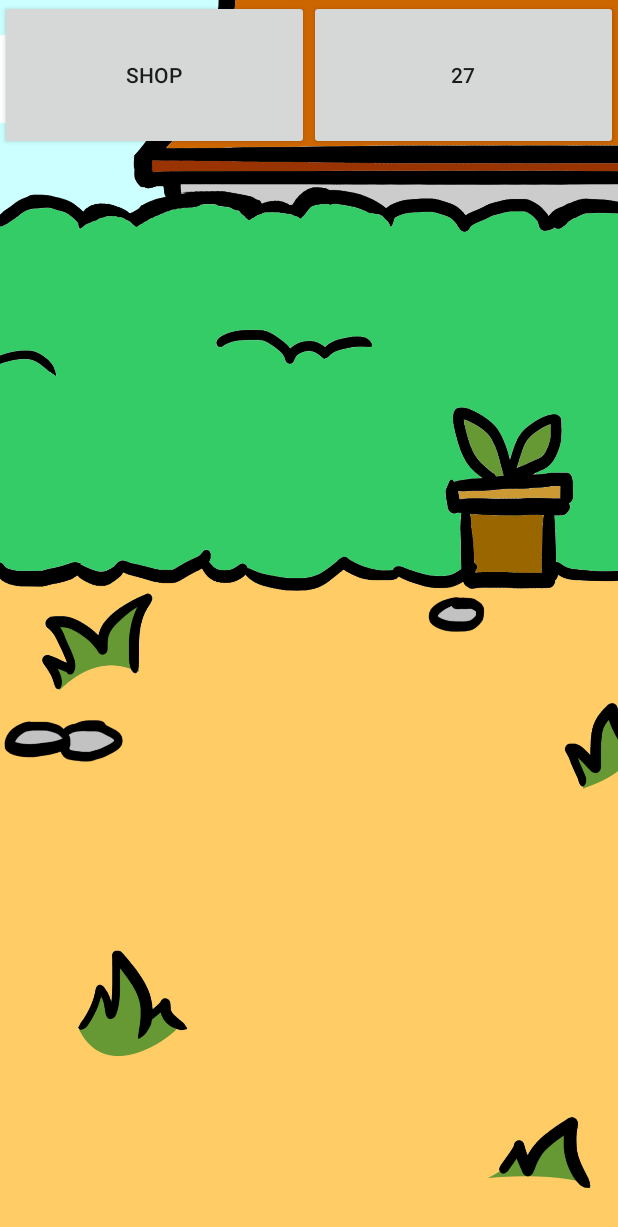
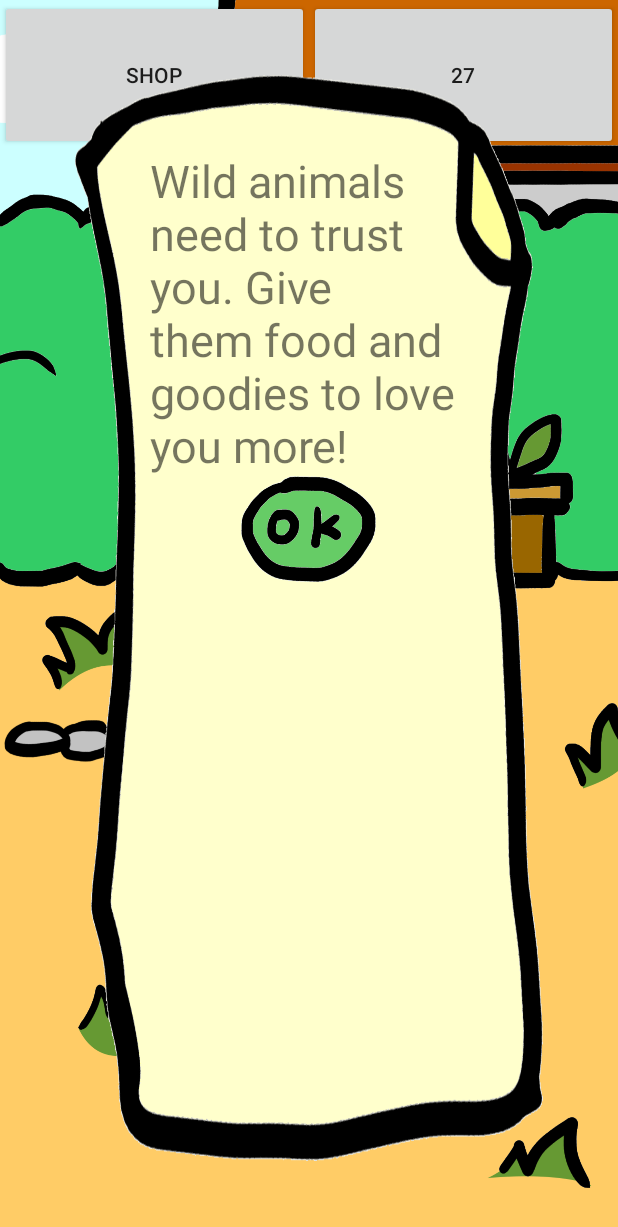
Before and after one commit to cassiewang/MySabertooth, an Android app: the layout content_main.xml on its own in the app's theme, with its tools: preview values and no code run, on a phone screen of 412 x 824 dp. Shown: the top 1227 px of the screen. Run offline under Robolectric (Android 15) with nearby library versions, the phone set to English and light mode, and no system bars.

Commit message:
Added help dialog

```diff
--- a/app/src/main/java/com/mysabertooth/mysabertooth/MainActivity.java
+++ b/app/src/main/java/com/mysabertooth/mysabertooth/MainActivity.java
@@ -9,6 +9,8 @@ import android.support.v7.widget.Toolbar;
 import android.view.View;
 import android.view.Menu;
 import android.view.MenuItem;
+import android.widget.Button;
+import android.widget.LinearLayout;
 
 import com.oralb.sdk.OBTBrush;
 import com.oralb.sdk.OBTSDK;
@@ -16,6 +18,10 @@ import com.oralb.sdk.OBTSDK;
 import java.util.List;
 
 public class MainActivity extends AppCompatActivity {
+
+    public Button fishButton;
+    public Button mainHelpDialogOk;
+    public LinearLayout mainHelpDialog;
 
     @Override
     protected void onCreate(Bundle savedInstanceState) {
@@ -39,6 +45,25 @@ public class MainActivity extends AppCompatActivity {
         } catch (PackageManager.NameNotFoundException e) {
             e.printStackTrace();
         }
+
+        mainHelpDialog = (LinearLayout) findViewById(R.id.help_dialog);
+        mainHelpDialogOk = (Button) findViewById(R.id.btn_fish_dialog_ok);
+        fishButton = (Button) findViewById(R.id.btn_fish);
+
+        mainHelpDialog.setVisibility(View.GONE);
+        fishButton.setOnClickListener(new View.OnClickListener() {
+            @Override
+            public void onClick(View v) {
+                mainHelpDialog.setVisibility(View.VISIBLE);
+            }
+        });
+
+        mainHelpDialogOk.setOnClickListener(new View.OnClickListener() {
+            @Override
+            public void onClick(View v) {
+                mainHelpDialog.setVisibility(View.GONE);
+            }
+        });
     }
 
     @Override
--- a/app/src/main/res/layout/content_main.xml
+++ b/app/src/main/res/layout/content_main.xml
@@ -1,14 +1,16 @@
 <?xml version="1.0" encoding="utf-8"?>
-<LinearLayout xmlns:android="http://schemas.android.com/apk/res/android"
+<FrameLayout
+    xmlns:android="http://schemas.android.com/apk/res/android"
     xmlns:app="http://schemas.android.com/apk/res-auto"
     xmlns:tools="http://schemas.android.com/tools"
     android:layout_width="match_parent"
     android:layout_height="match_parent"
     app:layout_behavior="@string/appbar_scrolling_view_behavior"
     tools:context="com.mysabertooth.mysabertooth.MainActivity"
-    tools:showIn="@layout/activity_main"
+    tools:showIn="@layout/activity_main">
+    <LinearLayout android:layout_width="match_parent"
+        android:layout_height="match_parent"
         android:background="@drawable/background">
-
 
         <LinearLayout
             android:orientation="horizontal"
@@ -22,6 +24,8 @@
                 android:layout_weight="1"
                 android:text="Shop" />
 
+
+
             <Button
                 android:layout_width="wrap_content"
                 android:layout_height="match_parent"
@@ -32,3 +36,36 @@
 
         </LinearLayout>
     </LinearLayout>
+
+    <LinearLayout
+        android:orientation="vertical"
+        android:layout_width="match_parent"
+        android:layout_height="match_parent"
+        android:id="@+id/help_dialog"
+        android:background="@drawable/paper"
+        android:weightSum="1"
+        android:layout_marginLeft="50dp"
+        android:layout_marginTop="50dp"
+        android:layout_marginRight="50dp"
+        android:layout_marginBottom="50dp"
+        android:paddingLeft="50dp"
+        android:paddingTop="50dp"
+        android:paddingRight="50dp"
+        android:paddingBottom="50dp">
+
+        <TextView
+            android:layout_width="wrap_content"
+            android:layout_height="wrap_content"
+            android:text="@string/main_instructions"
+            android:id="@+id/help_dialog_text"
+            android:textSize="30dp" />
+
+        <Button
+            android:layout_width="90dp"
+            android:layout_height="42dp"
+            android:background="@drawable/ok"
+            android:id="@+id/btn_fish_dialog_ok"
+            android:layout_gravity="center_horizontal"
+            android:layout_weight="0.08" />
+    </LinearLayout>
+</FrameLayout>
--- a/app/src/main/res/values/strings.xml
+++ b/app/src/main/res/values/strings.xml
@@ -3,4 +3,6 @@
     <string name="action_settings">Settings</string>
     <string name="obt_sdk_app_id">112a90d6-ebf1-4453-b5f8-791cc204e06a</string>
     <string name="obt_sdk_app_key">8e7a5522-7931-4d46-ac3d-bde165f19e58</string>
+    <string name="main_instructions">Wild animals need to trust you. Give them food and goodies to love you more!</string>
+    <string name="brush_instructions">Keep brushing to level up your Saber! It\'ll grow!</string>
 </resources>
```
Lines whose indentation alone changed are shown as unchanged.
